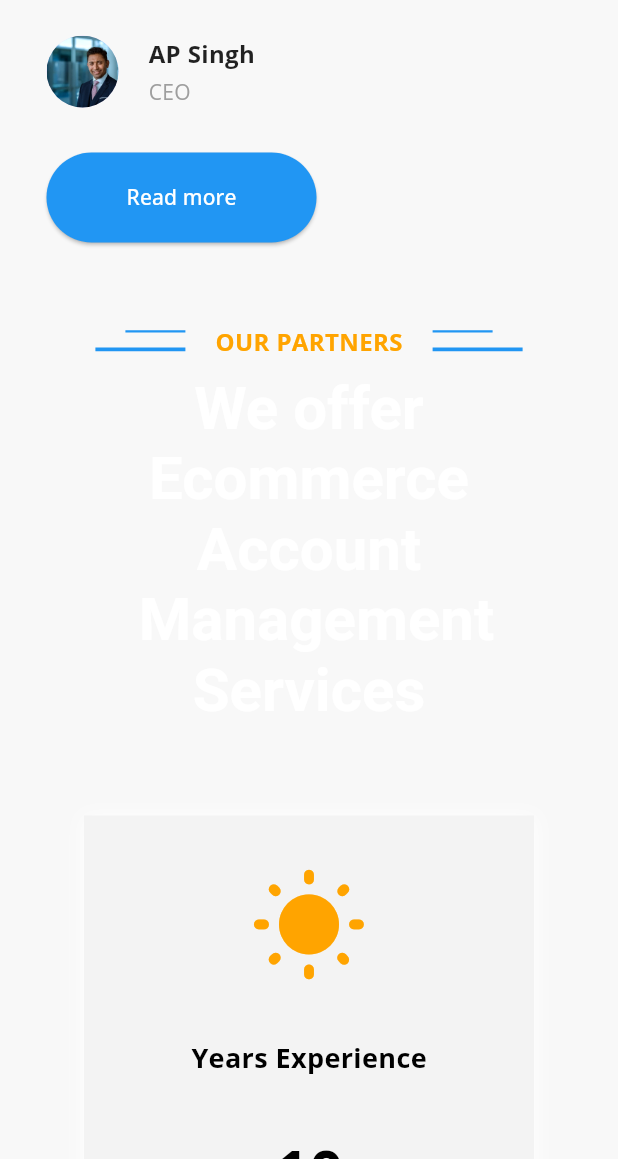
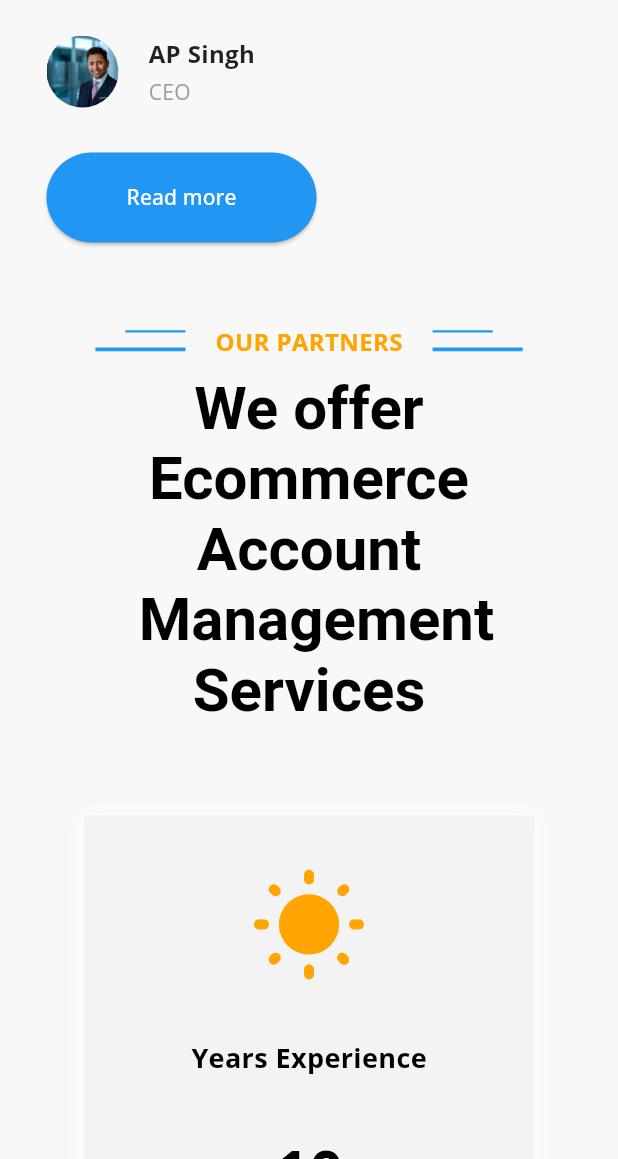
Before and after one commit to LakhtariyaHarsh/digibells, a Flutter app: the screen it shows after launch, scrolled down 2304 dp, on a phone screen of 412 x 824 dp, the part 77-1236 px from its top. Run offline on Flutter 3.47's test engine with Material 3 defaults, Android fonts, the phone set to English and light mode, and no system bars; drawn by our look-alikes of auto_size_text; our stand-ins replace carousel_slider, font_awesome_flutter, google_fonts.

Commit message:
color edit

```diff
--- a/lib/container/ourpartner.dart
+++ b/lib/container/ourpartner.dart
@@ -88,6 +88,7 @@ class _OurpartnerState extends State<Ourpartner> {
                     fontSize:
                         deviceType == topbar.DeviceScreenType.tablet ? 30 : 40,
                     fontWeight: FontWeight.bold,
+                    color: black
                   ),
                 ),
               ],
--- a/lib/container/ourteam.dart
+++ b/lib/container/ourteam.dart
@@ -88,6 +88,7 @@ class _OurteamState extends State<Ourteam> {
                     fontSize:
                         deviceType == topbar.DeviceScreenType.tablet ? 30 : 40,
                     fontWeight: FontWeight.bold,
+                    color: black
                   ),
                 ),
               ],
--- a/lib/container/services.dart
+++ b/lib/container/services.dart
@@ -88,6 +88,7 @@ class _ServicesState extends State<Services> {
                     fontSize:
                         deviceType == topbar.DeviceScreenType.tablet ? 30 : 40,
                     fontWeight: FontWeight.bold,
+                    color: black
                   ),
                 ),
               ],
--- a/lib/container/testimonial.dart
+++ b/lib/container/testimonial.dart
@@ -88,6 +88,7 @@ class _TestimonialState extends State<Testimonial> {
                     fontSize:
                         deviceType == topbar.DeviceScreenType.tablet ? 30 : 40,
                     fontWeight: FontWeight.bold,
+                    color: black
                   ),
                 ),
               ],
```
